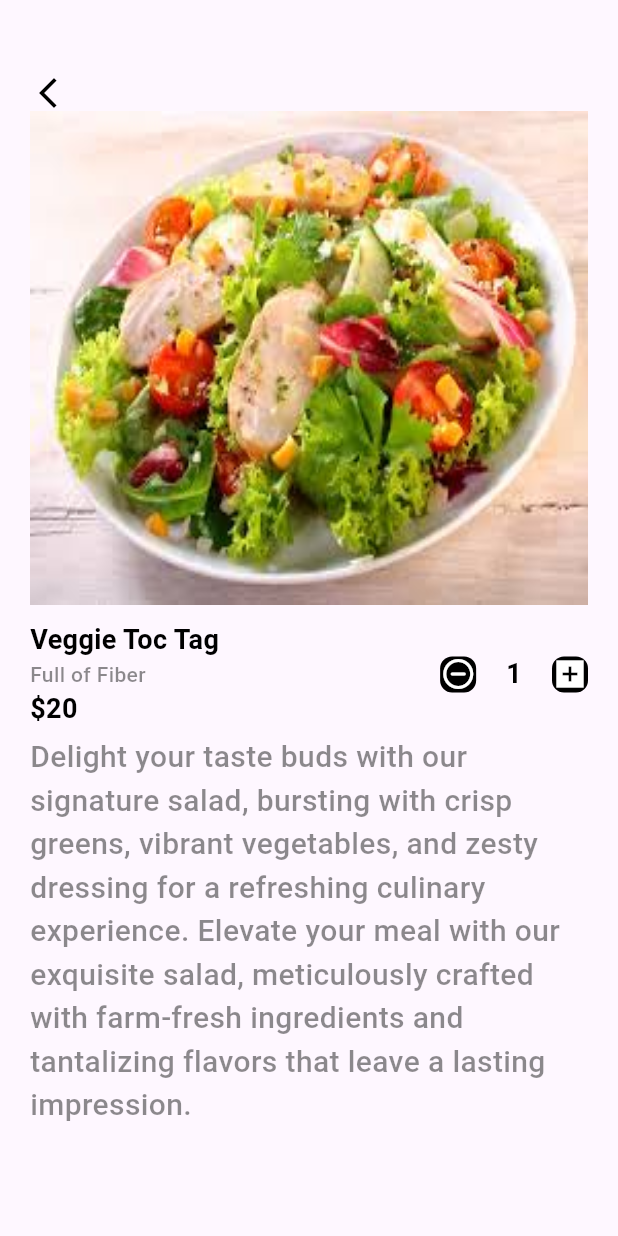
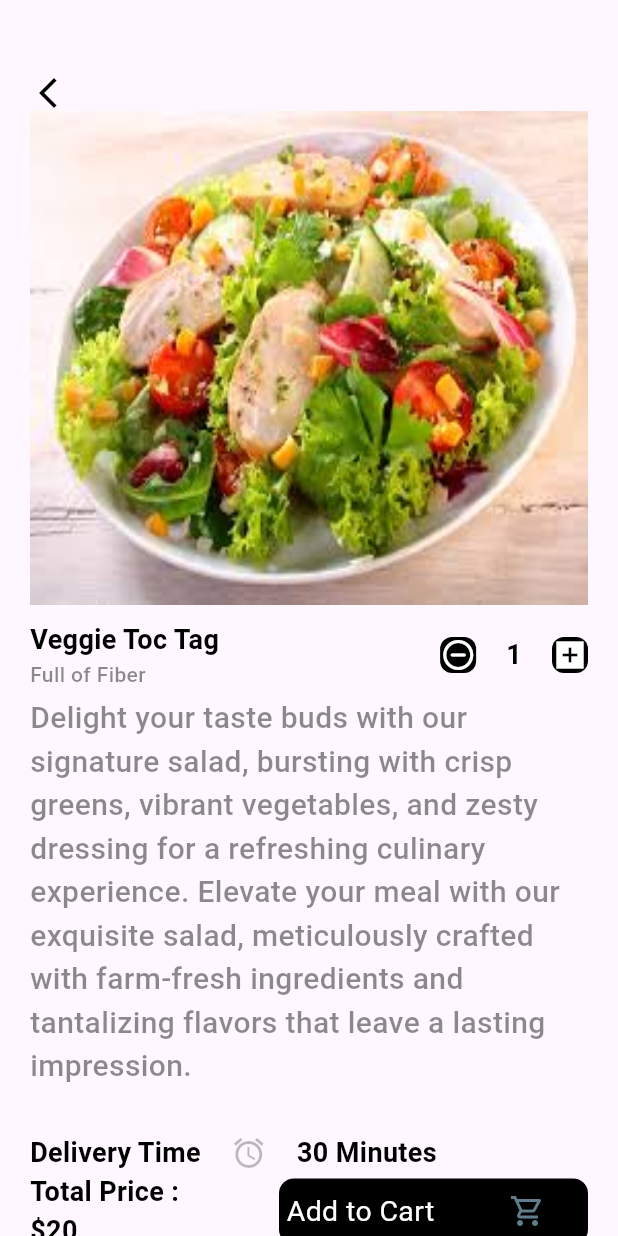
Before and after one commit to DataWhisperer10/FoodDelivery, a Flutter app: the Details screen opened directly, on a phone screen of 412 x 824 dp. Run offline on Flutter 3.47's test engine with Material 3 defaults, Android fonts, the phone set to English and light mode, and no system bars; our stand-ins replace curved_navigation_bar; Roboto replaces fonts that are missing (Poppins).

Commit message:
added the buttons, add to card and description about the food. Also added about adding the count of order to make.

```diff
--- a/lib/modules/pages/view/details.dart
+++ b/lib/modules/pages/view/details.dart
@@ -46,10 +46,6 @@ class _DetailsState extends State<Details> {
                     Text(
                       "Full of Fiber",
                       style: AppWidget.semiLightTextFieldStyle(),
-                    ),
-                    Text(
-                      "\$20",
-                      style: AppWidget.semiBoldTextFieldStyle(),
                     ),
                   ],
                 ),
@@ -106,6 +102,84 @@ class _DetailsState extends State<Details> {
             Text(
               "Delight your taste buds with our signature salad, bursting with crisp greens, vibrant vegetables, and zesty dressing for a refreshing culinary experience. Elevate your meal with our exquisite salad, meticulously crafted with farm-fresh ingredients and tantalizing flavors that leave a lasting impression.",
               style: AppWidget.lightTextFieldStyle(),
+            ),
+            const SizedBox(
+              height: 30,
+            ),
+            Row(
+              children: [
+                Text(
+                  "Delivery Time",
+                  style: AppWidget.semiBoldTextFieldStyle(),
+                ),
+                const SizedBox(
+                  width: 20,
+                ),
+                const Icon(
+                  Icons.alarm,
+                  color: Colors.black26,
+                ),
+                const SizedBox(
+                  width: 20,
+                ),
+                Text(
+                  "30 Minutes",
+                  style: AppWidget.semiBoldTextFieldStyle(),
+                ),
+              ],
+            ),
+            const Spacer(),
+            Padding(
+              padding: const EdgeInsets.only(bottom: 40.0),
+              child: Row(
+                mainAxisAlignment: MainAxisAlignment.spaceBetween,
+                children: [
+                  Column(
+                    crossAxisAlignment: CrossAxisAlignment.start,
+                    children: [
+                      Text(
+                        "Total Price : ",
+                        style: AppWidget.semiBoldTextFieldStyle(),
+                      ),
+                      Text(
+                        "\$20",
+                        style: AppWidget.semiBoldTextFieldStyle(),
+                      ),
+                    ],
+                  ),
+                  Container(
+                    width: MediaQuery.of(context).size.width / 2,
+                    padding: const EdgeInsets.all(5),
+                    decoration: BoxDecoration(
+                        color: Colors.black,
+                        borderRadius: BorderRadius.circular(10)),
+                    child: Row(
+                      mainAxisAlignment: MainAxisAlignment.end,
+                      children: [
+                        const Text(
+                          "Add to Cart ",
+                          style: TextStyle(
+                              color: Colors.white,
+                              fontSize: 19.0,
+                              fontFamily: "Poppins"),
+                        ),
+                        const SizedBox(width: 40),
+                        Container(
+                          padding: const EdgeInsets.all(5),
+                          decoration: BoxDecoration(
+                              color: Colors.black,
+                              borderRadius: BorderRadius.circular(10)),
+                          child: const Icon(
+                            Icons.shopping_cart_outlined,
+                            color: Colors.blueGrey,
+                          ),
+                        ),
+                        const SizedBox(width: 20),
+                      ],
+                    ),
+                  )
+                ],
+              ),
             )
           ],
         ),
```
